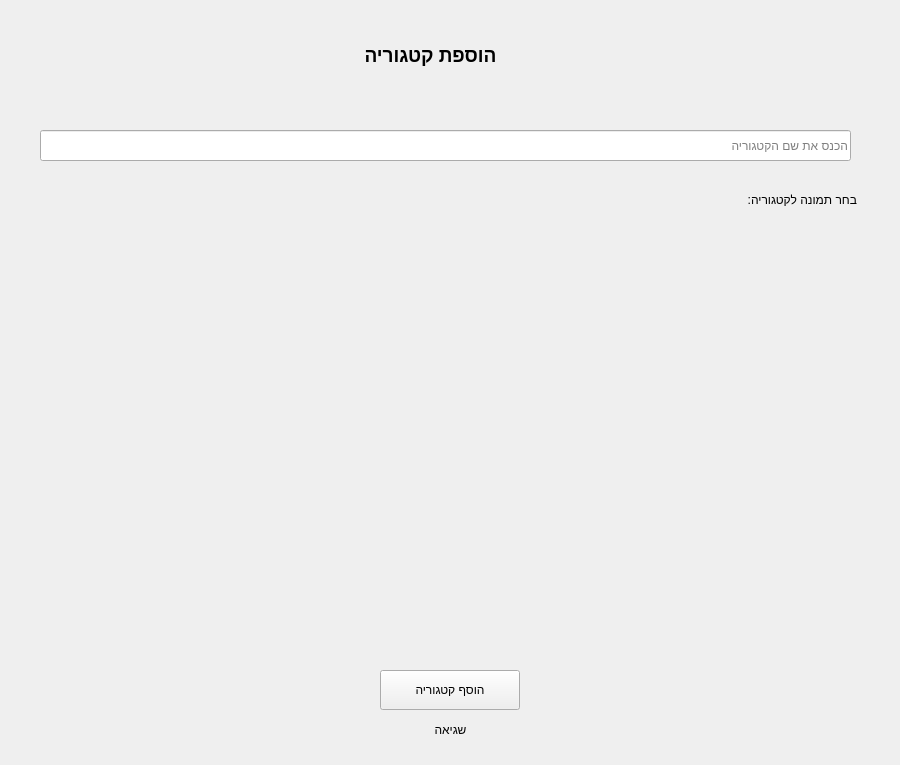
First picture: the form in UI/AddCategoryScreen.ui, repository shlomi1074/CommunicationBoard_Prototype, before the edit.
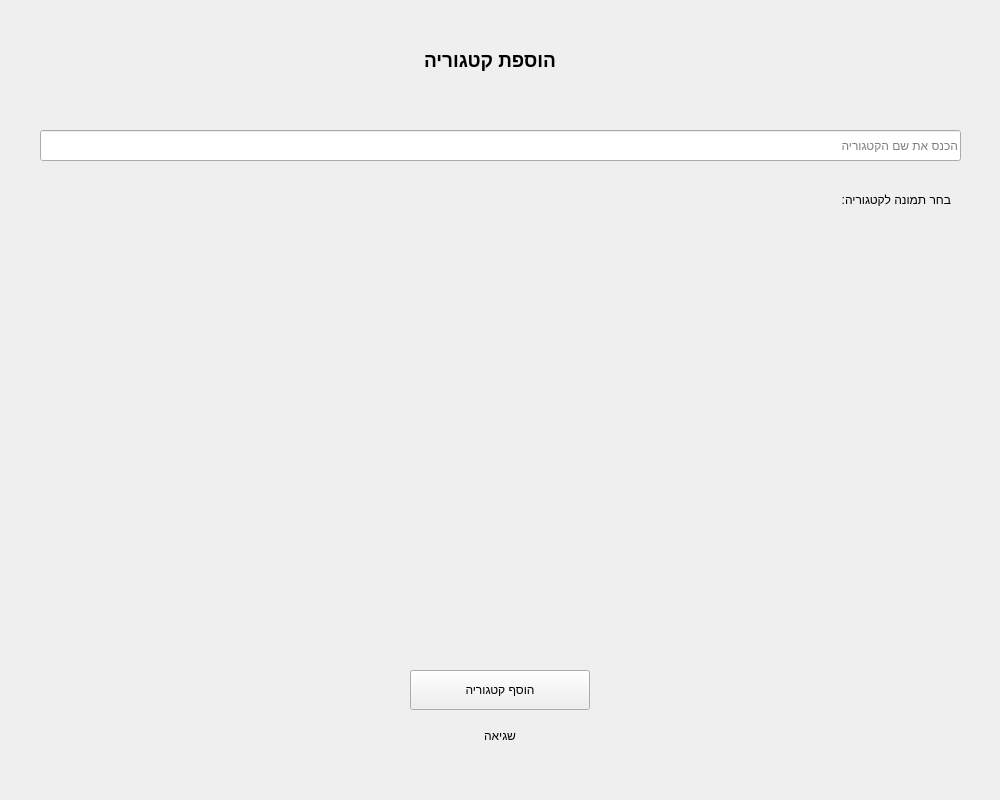
Second picture: the form after the edit. Icons and pictures are not drawn.

Patch:
```diff
--- a/UI/AddCategoryScreen.ui
+++ b/UI/AddCategoryScreen.ui
@@ -6,8 +6,8 @@
    <rect>
     <x>0</x>
     <y>0</y>
-    <width>900</width>
-    <height>765</height>
+    <width>1000</width>
+    <height>800</height>
    </rect>
   </property>
   <property name="windowTitle">
@@ -23,7 +23,7 @@
      <rect>
       <x>40</x>
       <y>130</y>
-      <width>811</width>
+      <width>921</width>
       <height>31</height>
      </rect>
     </property>
@@ -36,8 +36,8 @@
      <rect>
       <x>330</x>
       <y>40</y>
-      <width>201</width>
-      <height>31</height>
+      <width>320</width>
+      <height>41</height>
      </rect>
     </property>
     <property name="font">
@@ -57,9 +57,9 @@
    <widget class="QPushButton" name="AddCategoryButton">
     <property name="geometry">
      <rect>
-      <x>380</x>
+      <x>410</x>
       <y>670</y>
-      <width>140</width>
+      <width>180</width>
       <height>40</height>
      </rect>
     </property>
@@ -80,10 +80,10 @@
    <widget class="QLabel" name="ErrorMsgLabel">
     <property name="geometry">
      <rect>
-      <x>190</x>
+      <x>240</x>
       <y>720</y>
-      <width>521</width>
-      <height>20</height>
+      <width>520</width>
+      <height>31</height>
      </rect>
     </property>
     <property name="text">
@@ -96,7 +96,7 @@
    <widget class="QLabel" name="label_3">
     <property name="geometry">
      <rect>
-      <x>736</x>
+      <x>830</x>
       <y>190</y>
       <width>121</width>
       <height>20</height>
```
